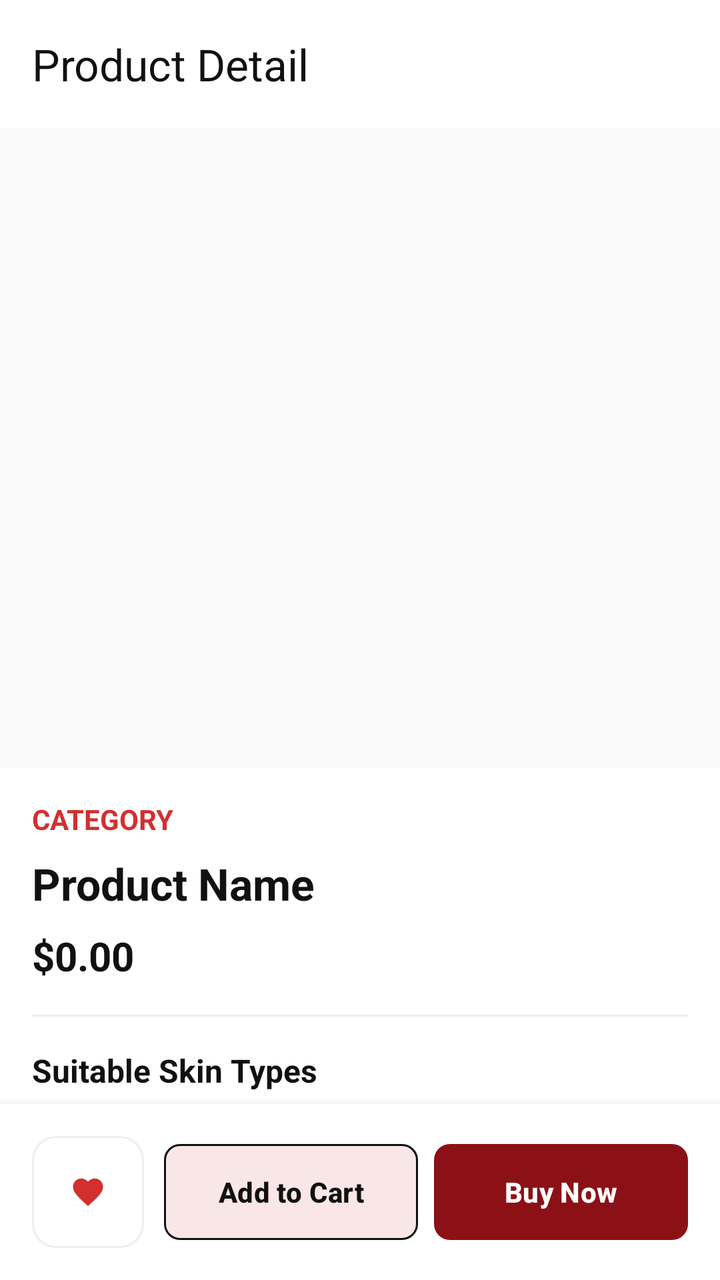
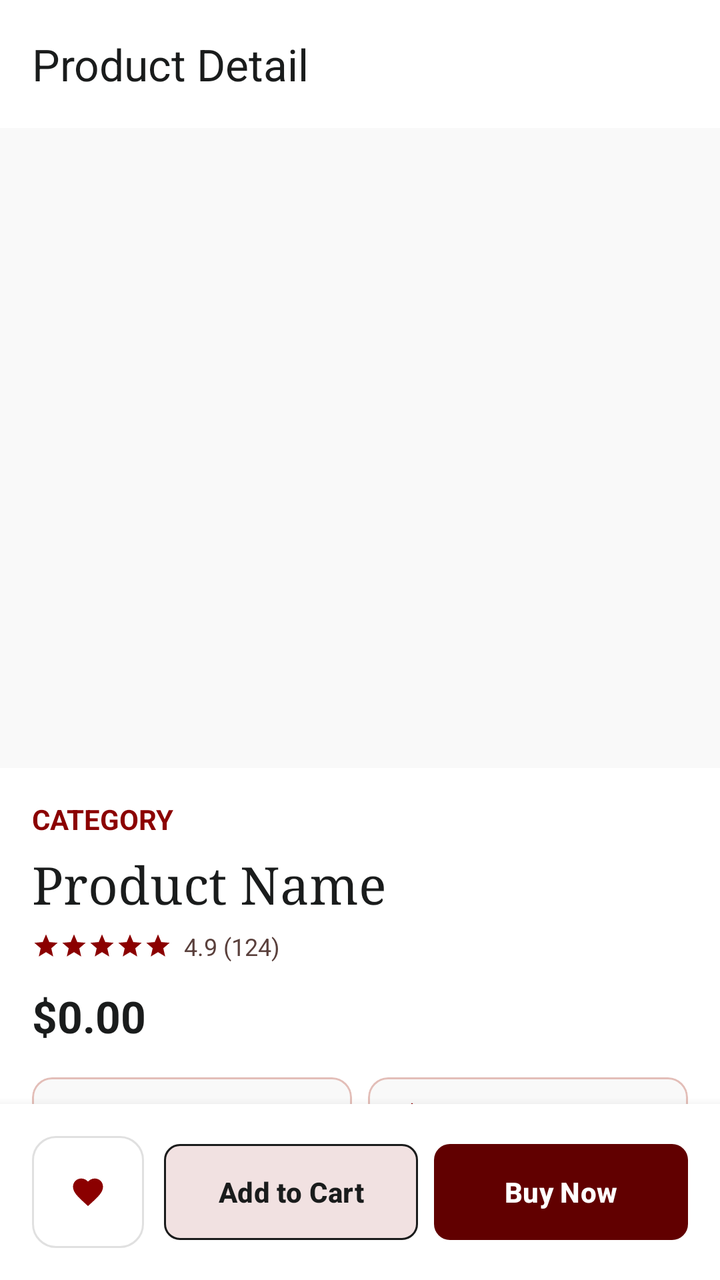

Before-and-after screenshots of an Android layout around one commit, followed by the original layout XML and the change that was made.
<!-- AndroidManifest.xml: application theme Theme.TirTirMCommerce -->
<!-- res/layout/activity_product_detail.xml -->
<?xml version="1.0" encoding="utf-8"?>
<androidx.coordinatorlayout.widget.CoordinatorLayout xmlns:android="http://schemas.android.com/apk/res/android"
    xmlns:app="http://schemas.android.com/apk/res-auto"
    android:layout_width="match_parent"
    android:layout_height="match_parent"
    android:background="@color/tirtir_white">

    <com.google.android.material.appbar.AppBarLayout
        android:layout_width="match_parent"
        android:layout_height="wrap_content"
        android:background="@android:color/white"
        app:elevation="0dp">

        <androidx.appcompat.widget.Toolbar
            android:id="@+id/toolbarProductDetail"
            android:layout_width="match_parent"
            android:layout_height="?attr/actionBarSize"
            app:title="@string/product_detail_title"
            app:titleTextColor="@color/tirtir_text_primary" />
    </com.google.android.material.appbar.AppBarLayout>

    <androidx.core.widget.NestedScrollView
        android:layout_width="match_parent"
        android:layout_height="match_parent"
        app:layout_behavior="@string/appbar_scrolling_view_behavior"
        android:paddingBottom="80dp">

        <LinearLayout
            android:layout_width="match_parent"
            android:layout_height="wrap_content"
            android:orientation="vertical">

            
            
            <FrameLayout
                android:layout_width="match_parent"
                android:layout_height="320dp"
                android:background="@color/tirtir_off_white">

                <ImageView
                    android:id="@+id/ivProductDetailImage"
                    android:layout_width="match_parent"
                    android:layout_height="match_parent"
                    android:scaleType="centerCrop"
                    android:background="@color/tirtir_off_white"
                    android:contentDescription="@string/product_name_placeholder" />

                
                <androidx.viewpager2.widget.ViewPager2
                    android:id="@+id/viewPagerProductImages"
                    android:layout_width="match_parent"
                    android:layout_height="match_parent"
                    android:visibility="gone" />

                <com.google.android.material.tabs.TabLayout
                    android:id="@+id/tabIndicatorImages"
                    android:layout_width="wrap_content"
                    android:layout_height="12dp"
                    android:layout_gravity="bottom|center_horizontal"
                    android:layout_marginBottom="8dp"
                    android:background="@android:color/transparent"
                    app:tabBackground="@drawable/tab_selector"
                    app:tabGravity="center"
                    app:tabIndicatorHeight="0dp"
                    app:tabPaddingEnd="2dp"
                    app:tabPaddingStart="2dp"
                    android:visibility="gone"/>

                <com.google.android.material.button.MaterialButton
                    android:id="@+id/btnARTryOn"
                    android:layout_width="wrap_content"
                    android:layout_height="38dp"
                    android:layout_gravity="bottom|end"
                    android:layout_marginEnd="14dp"
                    android:layout_marginBottom="28dp"
                    android:insetTop="0dp"
                    android:insetBottom="0dp"
                    android:text="SCAN &amp; MATCH"
                    android:textColor="@color/tirtir_white"
                    android:textSize="11sp"
                    android:visibility="gone"
                    app:backgroundTint="@color/tirtir_black_cover"
                    app:cornerRadius="19dp"
                    app:icon="@drawable/ic_scan"
                    app:iconSize="16dp"
                    app:iconTint="@color/tirtir_white" />

                
                <TextView
                    android:id="@+id/tvProductOutOfStockBadge"
                    android:layout_width="wrap_content"
                    android:layout_height="wrap_content"
                    android:layout_gravity="top|start"
                    android:layout_margin="10dp"
                    android:background="#CC000000"
                    android:paddingHorizontal="10dp"
                    android:paddingVertical="4dp"
                    android:text="Out of stock"
                    android:textColor="#FFFFFF"
                    android:textSize="12sp"
                    android:textStyle="bold"
                    android:visibility="gone" />

            </FrameLayout>

            <LinearLayout
                android:layout_width="match_parent"
                android:layout_height="wrap_content"
                android:orientation="vertical"
                android:padding="16dp">

                <TextView
                    android:id="@+id/tvProductCategory"
                    android:layout_width="wrap_content"
                    android:layout_height="wrap_content"
                    android:text="@string/product_category_placeholder"
                    android:textColor="@color/tirtir_red_primary"
                    android:textSize="14sp"
                    android:textAllCaps="true"
                    android:textStyle="bold" />

                <TextView
                    android:id="@+id/tvProductName"
                    android:layout_width="match_parent"
                    android:layout_height="wrap_content"
                    android:layout_marginTop="8dp"
                    android:text="@string/product_name_placeholder"
                    android:textColor="@color/tirtir_text_primary"
                    android:textSize="22sp"
                    android:textStyle="bold" />

                <TextView
                    android:id="@+id/tvProductPrice"
                    android:layout_width="wrap_content"
                    android:layout_height="wrap_content"
                    android:layout_marginTop="8dp"
                    android:text="@string/product_price_placeholder"
                    android:textColor="@color/tirtir_text_primary"
                    android:textSize="20sp"
                    android:textStyle="bold" />

                <View
                    android:layout_width="match_parent"
                    android:layout_height="1dp"
                    android:layout_marginTop="16dp"
                    android:layout_marginBottom="16dp"
                    android:background="@color/tirtir_border_gray" />

                <TextView
                    android:layout_width="wrap_content"
                    android:layout_height="wrap_content"
                    android:text="@string/product_suitable_skin_types"
                    android:textColor="@color/tirtir_text_primary"
                    android:textStyle="bold"
                    android:textSize="16sp" />

                <TextView
                    android:id="@+id/tvSuitableSkinTypes"
                    android:layout_width="match_parent"
                    android:layout_height="wrap_content"
                    android:layout_marginTop="8dp"
                    android:text="@string/product_skin_types_placeholder"
                    android:textColor="@color/tirtir_text_secondary"
                    android:textSize="14sp" />

                <TextView
                    android:id="@+id/tvHeaderIngredients"
                    android:layout_width="wrap_content"
                    android:layout_height="wrap_content"
                    android:layout_marginTop="16dp"
                    android:text="KEY INGREDIENTS  +"
                    android:textColor="@color/tirtir_text_primary"
                    android:textStyle="bold"
                    android:textSize="16sp" />

                <TextView
                    android:id="@+id/tvIngredientList"
                    android:layout_width="match_parent"
                    android:layout_height="wrap_content"
                    android:layout_marginTop="8dp"
                    android:text="@string/product_ingredients_placeholder"
                    android:textColor="@color/tirtir_text_secondary"
                    android:textSize="14sp"
                    android:visibility="gone" />

                <com.google.android.material.button.MaterialButton
                    android:id="@+id/btnChatAdvisor"
                    style="@style/Widget.MaterialComponents.Button.OutlinedButton"
                    android:layout_width="match_parent"
                    android:layout_height="48dp"
                    android:layout_marginTop="10dp"
                    android:text="Ask AI before buying"
                    android:textColor="@color/tirtir_black"
                    app:cornerRadius="12dp"
                    app:icon="@drawable/ic_chat"
                    app:iconTint="@color/tirtir_black"
                    app:strokeColor="@color/tirtir_border_gray" />

                <LinearLayout
                    android:id="@+id/layoutShadeSelection"
                    android:layout_width="match_parent"
                    android:layout_height="wrap_content"
                    android:layout_marginTop="18dp"
                    android:gravity="center_vertical"
                    android:orientation="horizontal"
                    android:visibility="gone">

                    <TextView
                        android:layout_width="0dp"
                        android:layout_height="wrap_content"
                        android:layout_weight="1"
                        android:text="SELECT SHADE"
                        android:textColor="@color/tirtir_text_primary"
                        android:textSize="13sp"
                        android:textStyle="bold" />

                    <com.google.android.material.button.MaterialButton
                        android:id="@+id/btnChooseShade"
                        style="@style/Widget.MaterialComponents.Button.TextButton"
                        android:layout_width="wrap_content"
                        android:layout_height="48dp"
                        android:text="Choose shade"
                        android:textColor="@color/tirtir_red_dark" />
                </LinearLayout>

                <TextView
                    android:id="@+id/tvHeaderDescription"
                    android:layout_width="wrap_content"
                    android:layout_height="wrap_content"
                    android:layout_marginTop="16dp"
                    android:text="DESCRIPTION  −"
                    android:textColor="@color/tirtir_text_primary"
                    android:textStyle="bold"
                    android:textSize="16sp" />

                <TextView
                    android:id="@+id/tvProductDescription"
                    android:layout_width="match_parent"
                    android:layout_height="wrap_content"
                    android:layout_marginTop="8dp"
                    android:text="@string/product_description_placeholder"
                    android:textColor="@color/tirtir_text_secondary"
                    android:textSize="14sp"
                    android:lineSpacingExtra="4dp" />

                
                <LinearLayout
                    android:id="@+id/layoutDescriptionImages"
                    android:layout_width="match_parent"
                    android:layout_height="wrap_content"
                    android:layout_marginTop="16dp"
                    android:orientation="vertical" />

                <TextView
                    android:id="@+id/tvHeaderHowToUse"
                    android:layout_width="match_parent"
                    android:layout_height="48dp"
                    android:layout_marginTop="8dp"
                    android:gravity="center_vertical"
                    android:text="HOW TO USE  +"
                    android:textColor="@color/tirtir_text_primary"
                    android:textSize="14sp"
                    android:textStyle="bold" />

                <TextView
                    android:id="@+id/tvHowToUse"
                    android:layout_width="match_parent"
                    android:layout_height="wrap_content"
                    android:text="Application directions are not available yet."
                    android:textColor="@color/tirtir_text_secondary"
                    android:textSize="14sp"
                    android:visibility="gone" />

                <TextView
                    android:id="@+id/tvHeaderReviews"
                    android:layout_width="match_parent"
                    android:layout_height="48dp"
                    android:layout_marginTop="4dp"
                    android:gravity="center_vertical"
                    android:text="REVIEWS  +"
                    android:textColor="@color/tirtir_text_primary"
                    android:textSize="14sp"
                    android:textStyle="bold" />

                <TextView
                    android:id="@+id/tvReviewSummary"
                    android:layout_width="match_parent"
                    android:layout_height="wrap_content"
                    android:text="No reviews yet. Be the first verified buyer to review this product."
                    android:textColor="@color/tirtir_text_secondary"
                    android:textSize="14sp"
                    android:visibility="gone" />

            </LinearLayout>
        </LinearLayout>
    </androidx.core.widget.NestedScrollView>

    
    <LinearLayout
        android:layout_width="match_parent"
        android:layout_height="wrap_content"
        android:layout_gravity="bottom"
        android:background="@color/tirtir_white"
        android:elevation="8dp"
        android:orientation="vertical"
        android:padding="16dp">

        <LinearLayout
            android:id="@+id/layoutInlineQuantity"
            android:layout_width="match_parent"
            android:layout_height="wrap_content"
            android:orientation="horizontal"
            android:gravity="center_vertical"
            android:layout_marginBottom="12dp"
            android:visibility="gone">
            
            <TextView
                android:layout_width="wrap_content"
                android:layout_height="wrap_content"
                android:text="Quantity:"
                android:textColor="@color/tirtir_text_secondary"
                android:textSize="14sp"
                android:layout_marginEnd="16dp"/>
                
            <LinearLayout
                android:layout_width="wrap_content"
                android:layout_height="48dp"
                android:orientation="horizontal"
                android:background="@drawable/bg_stepper"
                android:gravity="center_vertical">
                
                <ImageButton
                    android:id="@+id/btnDecreaseQty"
                    android:layout_width="48dp"
                    android:layout_height="48dp"
                    android:background="?attr/selectableItemBackground"
                    android:src="@drawable/ic_minus"
                    app:tint="@color/tirtir_black"/>
                    
                <TextView
                    android:id="@+id/tvQuantity"
                    android:layout_width="40dp"
                    android:layout_height="wrap_content"
                    android:text="1"
                    android:gravity="center"
                    android:textColor="@color/tirtir_black"
                    android:textStyle="bold"
                    android:textSize="16sp"/>
                    
                <ImageButton
                    android:id="@+id/btnIncreaseQty"
                    android:layout_width="48dp"
                    android:layout_height="48dp"
                    android:background="?attr/selectableItemBackground"
                    android:src="@drawable/ic_plus"
                    app:tint="@color/tirtir_black"/>
            </LinearLayout>
            
            <View
                android:layout_width="0dp"
                android:layout_height="0dp"
                android:layout_weight="1"/>
                
            <TextView
                android:id="@+id/tvTotalPrice"
                android:layout_width="wrap_content"
                android:layout_height="wrap_content"
                android:text="$0.00"
                android:textColor="@color/tirtir_red_primary"
                android:textSize="18sp"
                android:textStyle="bold"/>
        </LinearLayout>

        <LinearLayout
            android:layout_width="match_parent"
            android:layout_height="wrap_content"
            android:orientation="horizontal">
            
            <com.google.android.material.button.MaterialButton
                android:id="@+id/btnWishlist"
                style="@style/Widget.MaterialComponents.Button.OutlinedButton"
                android:layout_width="56dp"
                android:layout_height="56dp"
                android:contentDescription="@string/content_desc_wishlist"
                android:insetTop="0dp"
                android:insetBottom="0dp"
                android:padding="0dp"
                app:icon="@drawable/ic_wishlist"
                app:iconGravity="textStart"
                app:iconPadding="0dp"
                app:iconTint="@color/tirtir_red_primary"
                app:strokeColor="@color/tirtir_border_gray"
                app:cornerRadius="12dp" />

            <com.google.android.material.button.MaterialButton
                android:id="@+id/btnAddToCart"
                android:layout_width="0dp"
                android:layout_height="56dp"
                android:layout_marginStart="10dp"
                android:layout_weight="1"
                android:text="@string/btn_add_to_cart"
                android:textSize="14sp"
                android:textStyle="bold"
                android:textColor="@color/tirtir_black"
                app:backgroundTint="@color/tirtir_white"
                app:strokeColor="@color/tirtir_black"
                app:strokeWidth="1dp"
                app:cornerRadius="8dp" />

            <com.google.android.material.button.MaterialButton
                android:id="@+id/btnBuyNow"
                android:layout_width="0dp"
                android:layout_height="56dp"
                android:layout_marginStart="8dp"
                android:layout_weight="1"
                android:text="Buy Now"
                android:textColor="@color/tirtir_white"
                android:textSize="14sp"
                android:textStyle="bold"
                app:backgroundTint="@color/tirtir_red_dark"
                app:cornerRadius="8dp" />
        </LinearLayout>
    </LinearLayout>

</androidx.coordinatorlayout.widget.CoordinatorLayout>
<!-- resources referenced by this layout -->
<resources>
  <color name="tirtir_black">#111111</color>
  <color name="tirtir_black_cover">#1A1A1A</color>
  <color name="tirtir_border_gray">#EEEEEE</color>
  <color name="tirtir_off_white">#FAFAFA</color>
  <color name="tirtir_red_dark">#8B1116</color>
  <color name="tirtir_red_primary">#D32F2F</color>
  <color name="tirtir_text_primary">#111111</color>
  <color name="tirtir_text_secondary">#777777</color>
  <color name="tirtir_white">#FFFFFF</color>
  <string name="btn_add_to_cart">Add to Cart</string>
  <string name="content_desc_wishlist">Add to wishlist</string>
  <string name="product_category_placeholder">CATEGORY</string>
  <string name="product_description_placeholder">Product description</string>
  <string name="product_detail_title">Product Detail</string>
  <string name="product_ingredients_placeholder">Water, Glycerin, Niacinamide...</string>
  <string name="product_name_placeholder">Product Name</string>
  <string name="product_price_placeholder">$0.00</string>
  <string name="product_skin_types_placeholder">All skin types, sensitive skin</string>
  <string name="product_suitable_skin_types">Suitable Skin Types</string>
  <style name="Theme.TirTirMCommerce" parent="Base.Theme.TirTirMCommerce" />
  <!-- drawable tab_indicator_default (drawable) -->
  <?xml version="1.0" encoding="utf-8"?>
  <shape xmlns:android="http://schemas.android.com/apk/res/android"
      android:shape="oval">
      <solid android:color="@color/tirtir_silver_gray"/>
      <size android:width="6dp" android:height="6dp"/>
  </shape>
  <color name="tirtir_silver_gray">#BDBDBD</color>
  <color name="tirtir_red_surface">#FFF4F3</color>
  <color name="tirtir_error">#D32F2F</color>
  <!-- unchanged entries left out for length: 9 -->
</resources>

<!-- the commit's change to res/layout/activity_product_detail.xml (unified diff, before → after) -->
@@ -75,7 +75,7 @@
                     android:layout_marginBottom="28dp"
                     android:insetTop="0dp"
                     android:insetBottom="0dp"
-                    android:text="SCAN &amp; MATCH"
+                    android:text="TRY-ON"
                     android:textColor="@color/tirtir_white"
                     android:textSize="11sp"
                     android:visibility="gone"
@@ -123,21 +123,193 @@
                     android:id="@+id/tvProductName"
                     android:layout_width="match_parent"
                     android:layout_height="wrap_content"
-                    android:layout_marginTop="8dp"
+                    android:layout_marginTop="6dp"
                     android:text="@string/product_name_placeholder"
                     android:textColor="@color/tirtir_text_primary"
-                    android:textSize="22sp"
-                    android:textStyle="bold" />
-
-                <TextView
-                    android:id="@+id/tvProductPrice"
-                    android:layout_width="wrap_content"
-                    android:layout_height="wrap_content"
-                    android:layout_marginTop="8dp"
-                    android:text="@string/product_price_placeholder"
-                    android:textColor="@color/tirtir_text_primary"
-                    android:textSize="20sp"
-                    android:textStyle="bold" />
+                    android:textSize="26sp"
+                    android:fontFamily="serif"
+                    android:lineSpacingMultiplier="1.1"
+                    android:textStyle="normal" />
+
+                
+                <LinearLayout
+                    android:id="@+id/layoutRatingRow"
+                    android:layout_width="wrap_content"
+                    android:layout_height="wrap_content"
+                    android:orientation="horizontal"
+                    android:gravity="center_vertical"
+                    android:layout_marginTop="6dp"
+                    android:layout_marginBottom="4dp">
+
+                    <ImageView
+                        android:layout_width="14dp"
+                        android:layout_height="14dp"
+                        android:src="@drawable/ic_star_filled"
+                        app:tint="@color/tirtir_red_primary" />
+                    <ImageView
+                        android:layout_width="14dp"
+                        android:layout_height="14dp"
+                        android:src="@drawable/ic_star_filled"
+                        app:tint="@color/tirtir_red_primary" />
+                    <ImageView
+                        android:layout_width="14dp"
+                        android:layout_height="14dp"
+                        android:src="@drawable/ic_star_filled"
+                        app:tint="@color/tirtir_red_primary" />
+                    <ImageView
+                        android:layout_width="14dp"
+                        android:layout_height="14dp"
+                        android:src="@drawable/ic_star_filled"
+                        app:tint="@color/tirtir_red_primary" />
+                    <ImageView
+                        android:layout_width="14dp"
+                        android:layout_height="14dp"
+                        android:src="@drawable/ic_star_filled"
+                        app:tint="@color/tirtir_red_primary" />
+
+                    <TextView
+                        android:id="@+id/tvProductRating"
+                        android:layout_width="wrap_content"
+                        android:layout_height="wrap_content"
+                        android:layout_marginStart="6dp"
+                        android:text="4.9 (124)"
+                        android:textColor="@color/tirtir_text_secondary"
+                        android:textSize="12sp" />
+                </LinearLayout>
+
+                
+                <LinearLayout
+                    android:layout_width="wrap_content"
+                    android:layout_height="wrap_content"
+                    android:orientation="horizontal"
+                    android:gravity="center_vertical"
+                    android:layout_marginTop="8dp">
+
+                    <TextView
+                        android:id="@+id/tvProductPrice"
+                        android:layout_width="wrap_content"
+                        android:layout_height="wrap_content"
+                        android:text="@string/product_price_placeholder"
+                        android:textColor="@color/tirtir_black"
+                        android:textSize="22sp"
+                        android:textStyle="bold" />
+
+                    <TextView
+                        android:id="@+id/tvProductOriginalPrice"
+                        android:layout_width="wrap_content"
+                        android:layout_height="wrap_content"
+                        android:layout_marginStart="8dp"
+                        android:textColor="@color/tirtir_text_secondary"
+                        android:textSize="14sp"
+                        android:visibility="gone" />
+
+                    <TextView
+                        android:id="@+id/tvProductDiscountBadge"
+                        android:layout_width="wrap_content"
+                        android:layout_height="wrap_content"
+                        android:layout_marginStart="8dp"
+                        android:background="@drawable/bg_tag_primary"
+                        android:paddingHorizontal="8dp"
+                        android:paddingVertical="3dp"
+                        android:textColor="@color/tirtir_white"
+                        android:textSize="11sp"
+                        android:textStyle="bold"
+                        android:visibility="gone" />
+                </LinearLayout>
+
+                
+                <LinearLayout
+                    android:id="@+id/layoutFeatureBadges"
+                    android:layout_width="match_parent"
+                    android:layout_height="wrap_content"
+                    android:orientation="horizontal"
+                    android:layout_marginTop="16dp"
+                    android:layout_marginBottom="4dp">
+
+                    <com.google.android.material.card.MaterialCardView
+                        android:layout_width="0dp"
+                        android:layout_height="wrap_content"
+                        android:layout_weight="1"
+                        android:layout_marginEnd="8dp"
+                        app:cardCornerRadius="10dp"
+                        app:cardElevation="0dp"
+                        app:cardBackgroundColor="@color/tirtir_off_white"
+                        app:strokeWidth="1dp"
+                        app:strokeColor="@color/tirtir_rose_outline">
+
+                        <LinearLayout
+                            android:layout_width="match_parent"
+                            android:layout_height="wrap_content"
+                            android:orientation="vertical"
+                            android:padding="12dp">
+
+                            <ImageView
+                                android:layout_width="20dp"
+                                android:layout_height="20dp"
+                                android:src="@drawable/ic_badge_cruelty_free"
+                                app:tint="@color/tirtir_red_primary" />
+
+                            <TextView
+                                android:layout_width="wrap_content"
+                                android:layout_height="wrap_content"
+                                android:layout_marginTop="6dp"
+                                android:text="Vegan Formula"
+                                android:textColor="@color/tirtir_black"
+                                android:textSize="12sp"
+                                android:textStyle="bold" />
+
+                            <TextView
+                                android:layout_width="wrap_content"
+                                android:layout_height="wrap_content"
+                                android:layout_marginTop="2dp"
+                                android:text="100% plant-based"
+                                android:textColor="@color/tirtir_text_secondary"
+                                android:textSize="11sp" />
+                        </LinearLayout>
+                    </com.google.android.material.card.MaterialCardView>
+
+                    <com.google.android.material.card.MaterialCardView
+                        android:layout_width="0dp"
+                        android:layout_height="wrap_content"
+                        android:layout_weight="1"
+                        app:cardCornerRadius="10dp"
+                        app:cardElevation="0dp"
+                        app:cardBackgroundColor="@color/tirtir_off_white"
+                        app:strokeWidth="1dp"
+                        app:strokeColor="@color/tirtir_rose_outline">
+
+                        <LinearLayout
+                            android:layout_width="match_parent"
+                            android:layout_height="wrap_content"
+                            android:orientation="vertical"
+                            android:padding="12dp">
+
+                            <ImageView
+                                android:layout_width="20dp"
+                                android:layout_height="20dp"
+                                android:src="@drawable/ic_badge_dermatologist"
+                                app:tint="@color/tirtir_red_primary" />
+
+                            <TextView
+                                android:layout_width="wrap_content"
+                                android:layout_height="wrap_content"
+                                android:layout_marginTop="6dp"
+                                android:text="Dermatology Tested"
+                                android:textColor="@color/tirtir_black"
+                                android:textSize="12sp"
+                                android:textStyle="bold" />
+
+                            <TextView
+                                android:layout_width="wrap_content"
+                                android:layout_height="wrap_content"
+                                android:layout_marginTop="2dp"
+                                android:text="Clinically proven safe"
+                                android:textColor="@color/tirtir_text_secondary"
+                                android:textSize="11sp" />
+                        </LinearLayout>
+                    </com.google.android.material.card.MaterialCardView>
+
+                </LinearLayout>
 
                 <View
                     android:layout_width="match_parent"
<!-- resource entries referenced after the edit -->
@@ -1,14 +1,67 @@
 <!-- resources referenced by this layout -->
 <resources>
-  <color name="tirtir_black">#111111</color>
+  <color name="tirtir_black">#1A1C1C</color>
   <color name="tirtir_black_cover">#1A1A1A</color>
-  <color name="tirtir_border_gray">#EEEEEE</color>
-  <color name="tirtir_off_white">#FAFAFA</color>
-  <color name="tirtir_red_dark">#8B1116</color>
-  <color name="tirtir_red_primary">#D32F2F</color>
-  <color name="tirtir_text_primary">#111111</color>
-  <color name="tirtir_text_secondary">#777777</color>
+  <color name="tirtir_border_gray">#E0E0E0</color>
+  <color name="tirtir_off_white">#F9F9F9</color>
+  <color name="tirtir_red_dark">#610000</color>
+  <color name="tirtir_red_primary">#8B0000</color>
+  <color name="tirtir_rose_outline">#E3BEB8</color>
+  <color name="tirtir_text_primary">#1A1C1C</color>
+  <color name="tirtir_text_secondary">#5A403C</color>
   <color name="tirtir_white">#FFFFFF</color>
+  <!-- drawable bg_tag_primary (drawable) -->
+  <?xml version="1.0" encoding="utf-8"?>
+  <shape xmlns:android="http://schemas.android.com/apk/res/android"
+      android:shape="rectangle">
+      <solid android:color="@color/tirtir_red_primary" />
+      <corners android:radius="16dp" />
+  </shape>
+  <!-- drawable ic_badge_cruelty_free (drawable) -->
+  <vector xmlns:android="http://schemas.android.com/apk/res/android"
+      android:width="24dp"
+      android:height="24dp"
+      android:viewportWidth="24"
+      android:viewportHeight="24">
+    <path
+        android:fillColor="#00000000"
+        android:strokeColor="#777777"
+        android:strokeWidth="1.5"
+        android:pathData="M17,8 C17,5 14.5,3 12,3 C9.5,3 7,5 7,8 C7,11.5 10,14 12,21 C14,14 17,11.5 17,8 Z"/>
+    <path
+        android:fillColor="#00000000"
+        android:strokeColor="#777777"
+        android:strokeWidth="1.5"
+        android:pathData="M12,21 C12,21 14,14 17,8"/>
+  </vector>
+  <!-- drawable ic_badge_dermatologist (drawable) -->
+  <vector xmlns:android="http://schemas.android.com/apk/res/android"
+      android:width="24dp"
+      android:height="24dp"
+      android:viewportWidth="24"
+      android:viewportHeight="24">
+    <path
+        android:fillColor="#00000000"
+        android:strokeColor="#777777"
+        android:strokeWidth="1.5"
+        android:pathData="M12,2 l2.4,2.4 3.4,-0.8 1.4,3.2 3.4,1 -0.4,3.4 2.6,2.4 -2.6,2.4 0.4,3.4 -3.4,1 -1.4,3.2 -3.4,-0.8 -2.4,2.4 -2.4,-2.4 -3.4,0.8 -1.4,-3.2 -3.4,-1 0.4,-3.4 -2.6,-2.4 2.6,-2.4 -0.4,-3.4 3.4,-1 1.4,-3.2 3.4,0.8z"/>
+    <path
+        android:fillColor="#00000000"
+        android:strokeColor="#777777"
+        android:strokeWidth="1.5"
+        android:pathData="M9,12 l2,2 4,-4"/>
+  </vector>
+  <!-- drawable ic_star_filled (drawable) -->
+  <?xml version="1.0" encoding="utf-8"?>
+  <vector xmlns:android="http://schemas.android.com/apk/res/android"
+      android:width="24dp"
+      android:height="24dp"
+      android:viewportWidth="24"
+      android:viewportHeight="24">
+      <path
+          android:fillColor="#FF000000"
+          android:pathData="M12,17.27L18.18,21l-1.64,-7.03L22,9.24l-7.19,-0.61L12,2 9.19,8.63 2,9.24l5.46,4.73L5.82,21z" />
+  </vector>
   <string name="btn_add_to_cart">Add to Cart</string>
   <string name="content_desc_wishlist">Add to wishlist</string>
   <string name="product_category_placeholder">CATEGORY</string>
